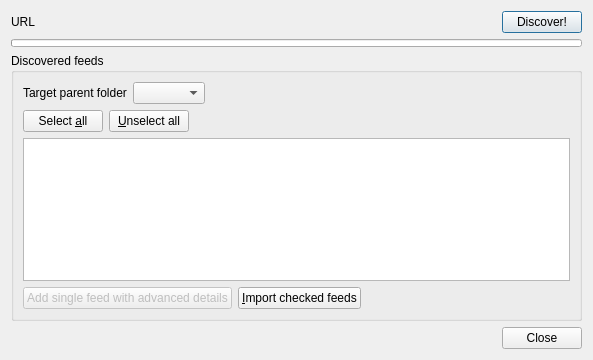
First picture: the form in src/librssguard/services/standard/gui/formdiscoverfeeds.ui, repository martinrotter/rssguard, before the edit.
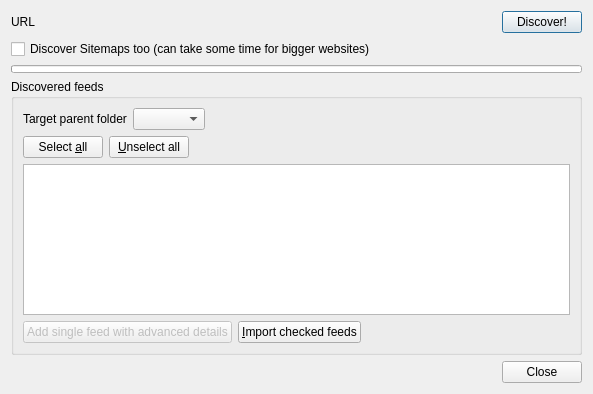
Second picture: the form after the edit. Custom widgets are drawn as their Qt base class.

Commit message: siteamps discovery is optional because it often takes long time for many websites (sitemaps can be huge)

Patch:
```diff
--- a/src/librssguard/services/standard/gui/formdiscoverfeeds.ui
+++ b/src/librssguard/services/standard/gui/formdiscoverfeeds.ui
@@ -7,7 +7,7 @@
     <x>0</x>
     <y>0</y>
     <width>593</width>
-    <height>360</height>
+    <height>394</height>
    </rect>
   </property>
   <property name="windowTitle">
@@ -46,6 +46,13 @@
     </layout>
    </item>
    <item row="1" column="0" colspan="2">
+    <widget class="QCheckBox" name="m_cbDiscoverSitemaps">
+     <property name="text">
+      <string>Discover Sitemaps too (can take some time for bigger websites)</string>
+     </property>
+    </widget>
+   </item>
+   <item row="2" column="0" colspan="2">
     <widget class="QProgressBar" name="m_pbDiscovery">
      <property name="maximumSize">
       <size>
@@ -58,7 +65,7 @@
      </property>
     </widget>
    </item>
-   <item row="2" column="0" colspan="2">
+   <item row="3" column="0" colspan="2">
     <widget class="QGroupBox" name="m_gbFeeds">
      <property name="sizePolicy">
       <sizepolicy hsizetype="Preferred" vsizetype="Preferred">
@@ -209,7 +216,7 @@
      </layout>
     </widget>
    </item>
-   <item row="3" column="0" colspan="2">
+   <item row="4" column="0" colspan="2">
     <widget class="QDialogButtonBox" name="m_buttonBox">
      <property name="orientation">
       <enum>Qt::Horizontal</enum>
```
The commit also changes 4 other files.
